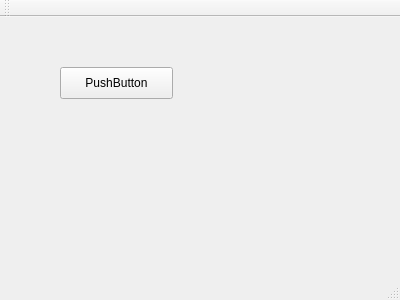
Before: the Qt Designer form gcode-convertor/mainwindow.ui in kiarash1984/gcode-convertor, drawn with Qt 5.
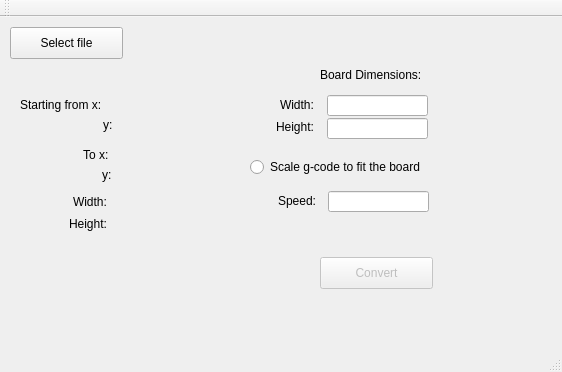
After: the same form once the commit is applied.

Patch:
```diff
--- a/gcode-convertor/mainwindow.ui
+++ b/gcode-convertor/mainwindow.ui
@@ -6,8 +6,8 @@
    <rect>
     <x>0</x>
     <y>0</y>
-    <width>400</width>
-    <height>300</height>
+    <width>562</width>
+    <height>372</height>
    </rect>
   </property>
   <property name="windowTitle">
@@ -17,14 +17,281 @@
    <widget class="QPushButton" name="pushButton">
     <property name="geometry">
      <rect>
-      <x>60</x>
+      <x>10</x>
+      <y>10</y>
+      <width>113</width>
+      <height>32</height>
+     </rect>
+    </property>
+    <property name="text">
+     <string>Select file</string>
+    </property>
+   </widget>
+   <widget class="QLabel" name="label_2">
+    <property name="geometry">
+     <rect>
+      <x>20</x>
+      <y>80</y>
+      <width>101</width>
+      <height>16</height>
+     </rect>
+    </property>
+    <property name="text">
+     <string>Starting from x:</string>
+    </property>
+   </widget>
+   <widget class="QLabel" name="label_3">
+    <property name="geometry">
+     <rect>
+      <x>103</x>
+      <y>100</y>
+      <width>16</width>
+      <height>16</height>
+     </rect>
+    </property>
+    <property name="text">
+     <string>y:</string>
+    </property>
+   </widget>
+   <widget class="QLabel" name="label_4">
+    <property name="geometry">
+     <rect>
+      <x>83</x>
+      <y>130</y>
+      <width>31</width>
+      <height>16</height>
+     </rect>
+    </property>
+    <property name="text">
+     <string>To x:</string>
+    </property>
+   </widget>
+   <widget class="QLabel" name="label">
+    <property name="geometry">
+     <rect>
+      <x>102</x>
+      <y>150</y>
+      <width>16</width>
+      <height>16</height>
+     </rect>
+    </property>
+    <property name="text">
+     <string>y:</string>
+    </property>
+   </widget>
+   <widget class="QLabel" name="label_5">
+    <property name="geometry">
+     <rect>
+      <x>73</x>
+      <y>177</y>
+      <width>41</width>
+      <height>16</height>
+     </rect>
+    </property>
+    <property name="text">
+     <string>Width:</string>
+    </property>
+   </widget>
+   <widget class="QLabel" name="label_6">
+    <property name="geometry">
+     <rect>
+      <x>69</x>
+      <y>199</y>
+      <width>51</width>
+      <height>16</height>
+     </rect>
+    </property>
+    <property name="text">
+     <string>Height:</string>
+    </property>
+   </widget>
+   <widget class="QLabel" name="startX">
+    <property name="geometry">
+     <rect>
+      <x>124</x>
+      <y>81</y>
+      <width>60</width>
+      <height>16</height>
+     </rect>
+    </property>
+    <property name="text">
+     <string/>
+    </property>
+   </widget>
+   <widget class="QLabel" name="startY">
+    <property name="geometry">
+     <rect>
+      <x>124</x>
+      <y>101</y>
+      <width>60</width>
+      <height>16</height>
+     </rect>
+    </property>
+    <property name="text">
+     <string/>
+    </property>
+   </widget>
+   <widget class="QLabel" name="endX">
+    <property name="geometry">
+     <rect>
+      <x>124</x>
+      <y>131</y>
+      <width>60</width>
+      <height>16</height>
+     </rect>
+    </property>
+    <property name="text">
+     <string/>
+    </property>
+   </widget>
+   <widget class="QLabel" name="endY">
+    <property name="geometry">
+     <rect>
+      <x>124</x>
+      <y>151</y>
+      <width>60</width>
+      <height>16</height>
+     </rect>
+    </property>
+    <property name="text">
+     <string/>
+    </property>
+   </widget>
+   <widget class="QLabel" name="lblWidth">
+    <property name="geometry">
+     <rect>
+      <x>124</x>
+      <y>177</y>
+      <width>60</width>
+      <height>16</height>
+     </rect>
+    </property>
+    <property name="text">
+     <string/>
+    </property>
+   </widget>
+   <widget class="QLabel" name="lblHeight">
+    <property name="geometry">
+     <rect>
+      <x>124</x>
+      <y>199</y>
+      <width>60</width>
+      <height>16</height>
+     </rect>
+    </property>
+    <property name="text">
+     <string/>
+    </property>
+   </widget>
+   <widget class="QLabel" name="label_7">
+    <property name="geometry">
+     <rect>
+      <x>320</x>
       <y>50</y>
+      <width>111</width>
+      <height>16</height>
+     </rect>
+    </property>
+    <property name="text">
+     <string>Board Dimensions:</string>
+    </property>
+   </widget>
+   <widget class="QLabel" name="label_8">
+    <property name="geometry">
+     <rect>
+      <x>280</x>
+      <y>80</y>
+      <width>41</width>
+      <height>16</height>
+     </rect>
+    </property>
+    <property name="text">
+     <string>Width:</string>
+    </property>
+   </widget>
+   <widget class="QLabel" name="label_9">
+    <property name="geometry">
+     <rect>
+      <x>276</x>
+      <y>102</y>
+      <width>51</width>
+      <height>16</height>
+     </rect>
+    </property>
+    <property name="text">
+     <string>Height:</string>
+    </property>
+   </widget>
+   <widget class="QLineEdit" name="inputWidth">
+    <property name="geometry">
+     <rect>
+      <x>327</x>
+      <y>78</y>
+      <width>101</width>
+      <height>21</height>
+     </rect>
+    </property>
+   </widget>
+   <widget class="QLineEdit" name="inputHeight">
+    <property name="geometry">
+     <rect>
+      <x>327</x>
+      <y>101</y>
+      <width>101</width>
+      <height>21</height>
+     </rect>
+    </property>
+   </widget>
+   <widget class="QRadioButton" name="btnScale">
+    <property name="geometry">
+     <rect>
+      <x>250</x>
+      <y>140</y>
+      <width>211</width>
+      <height>20</height>
+     </rect>
+    </property>
+    <property name="text">
+     <string>Scale g-code to fit the board</string>
+    </property>
+   </widget>
+   <widget class="QLabel" name="label_10">
+    <property name="geometry">
+     <rect>
+      <x>278</x>
+      <y>176</y>
+      <width>41</width>
+      <height>16</height>
+     </rect>
+    </property>
+    <property name="text">
+     <string>Speed:</string>
+    </property>
+   </widget>
+   <widget class="QLineEdit" name="inputSpeed">
+    <property name="geometry">
+     <rect>
+      <x>328</x>
+      <y>174</y>
+      <width>101</width>
+      <height>21</height>
+     </rect>
+    </property>
+   </widget>
+   <widget class="QPushButton" name="btnConvert">
+    <property name="enabled">
+     <bool>false</bool>
+    </property>
+    <property name="geometry">
+     <rect>
+      <x>320</x>
+      <y>240</y>
       <width>113</width>
       <height>32</height>
      </rect>
     </property>
     <property name="text">
-     <string>PushButton</string>
+     <string>Convert</string>
     </property>
    </widget>
   </widget>
```
Left out of the diff: 2 changed lines with no effect on the pictures.
